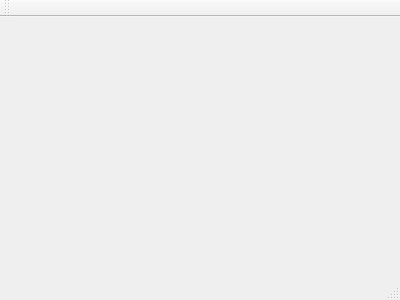
Above: mainwindow.ui from DomtronVox/space-factory before the change. Below: the same form after it.
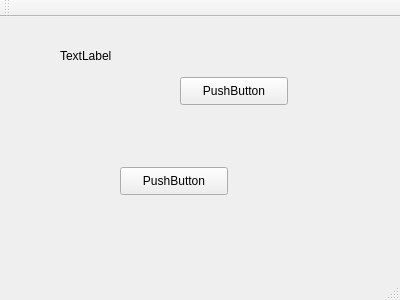
That is the form after the change.

The edit to the form file:
```diff
--- a/mainwindow.ui
+++ b/mainwindow.ui
@@ -12,13 +12,68 @@
   <property name="windowTitle" >
    <string>MainWindow</string>
   </property>
-  <widget class="QMenuBar" name="menuBar" />
-  <widget class="QToolBar" name="mainToolBar" />
-  <widget class="QWidget" name="centralWidget" />
-  <widget class="QStatusBar" name="statusBar" />
+  <widget class="QWidget" name="centralWidget">
+   <widget class="QLabel" name="label">
+    <property name="geometry">
+     <rect>
+      <x>60</x>
+      <y>30</y>
+      <width>80</width>
+      <height>18</height>
+     </rect>
+    </property>
+    <property name="text">
+     <string>TextLabel</string>
+    </property>
+   </widget>
+   <widget class="QPushButton" name="pushButton">
+    <property name="geometry">
+     <rect>
+      <x>180</x>
+      <y>60</y>
+      <width>108</width>
+      <height>28</height>
+     </rect>
+    </property>
+    <property name="text">
+     <string>PushButton</string>
+    </property>
+   </widget>
+   <widget class="QPushButton" name="glob">
+    <property name="geometry">
+     <rect>
+      <x>120</x>
+      <y>150</y>
+      <width>108</width>
+      <height>28</height>
+     </rect>
+    </property>
+    <property name="text">
+     <string>PushButton</string>
+    </property>
+   </widget>
+  </widget>
+  <widget class="QMenuBar" name="menuBar">
+   <property name="geometry">
+    <rect>
+     <x>0</x>
+     <y>0</y>
+     <width>400</width>
+     <height>26</height>
+    </rect>
+   </property>
+  </widget>
+  <widget class="QToolBar" name="mainToolBar">
+   <attribute name="toolBarArea">
+    <enum>TopToolBarArea</enum>
+   </attribute>
+   <attribute name="toolBarBreak">
+    <bool>false</bool>
+   </attribute>
+  </widget>
+  <widget class="QStatusBar" name="statusBar"/>
  </widget>
- <layoutDefault spacing="6" margin="11" />
- <pixmapfunction></pixmapfunction>
+ <layoutdefault spacing="6" margin="11"/>
  <resources/>
  <connections/>
 </ui>
```
Left out of the diff: 7 changed lines with no effect on the pictures.
